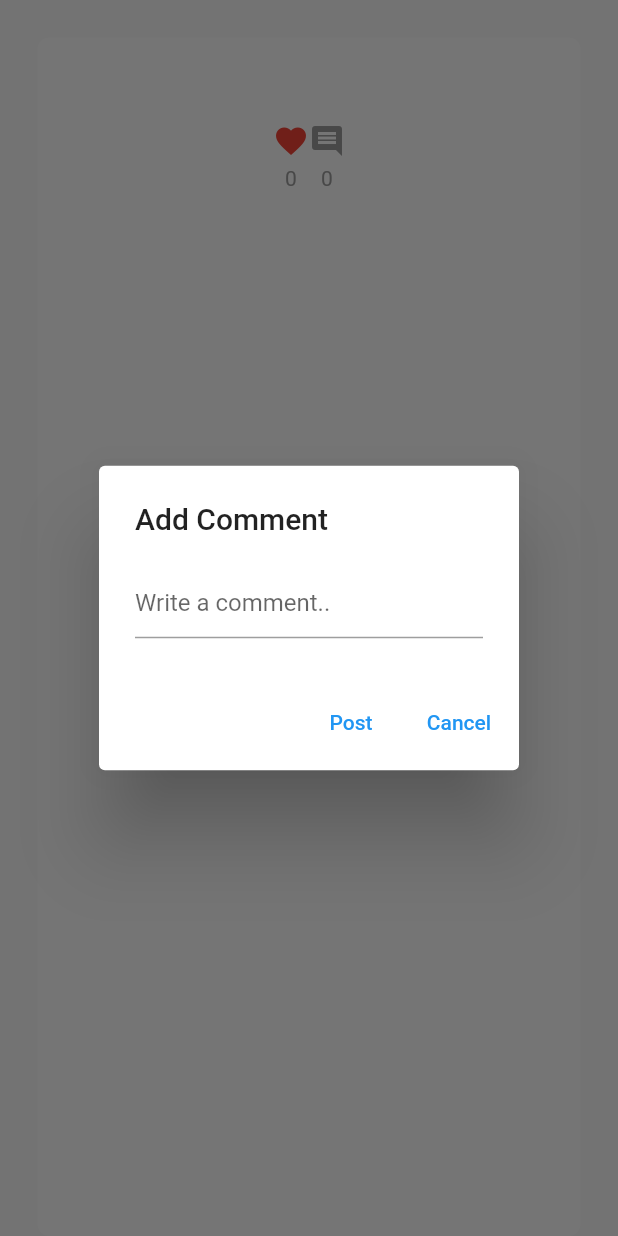
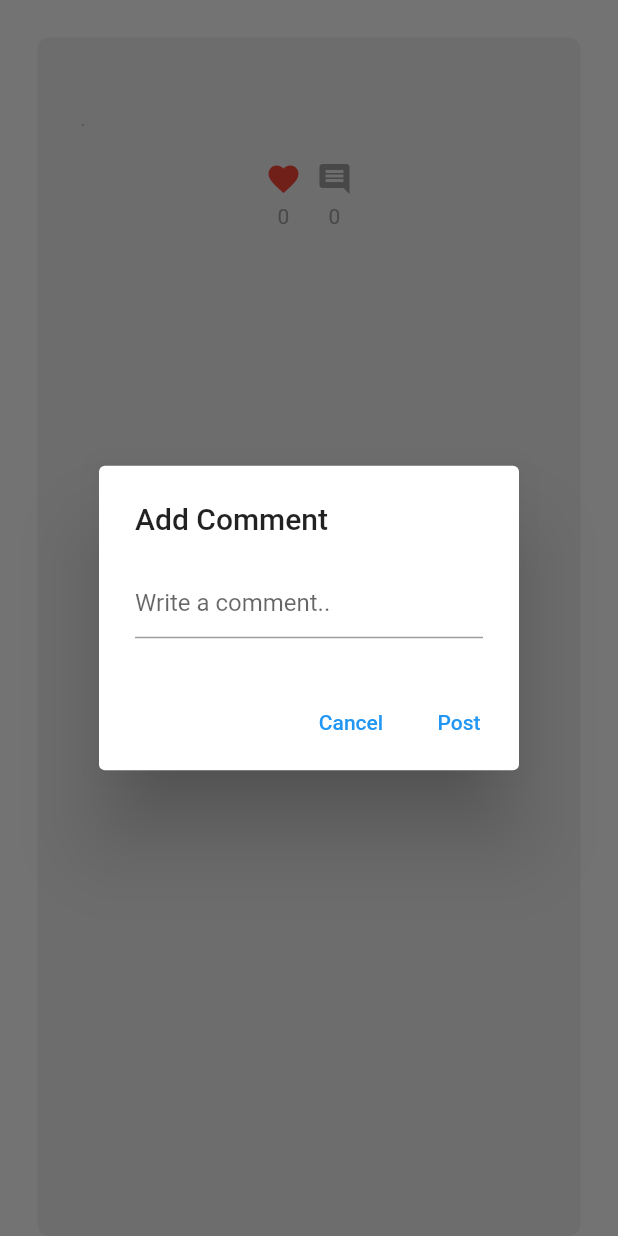
Before and after one commit to NanoCode10/projects_flutter, a Flutter app: the WallPost widget shown alone on an empty page, opened directly with empty values, after a tap on the "favorite outline" icon, after a tap on the "comment" icon, on a phone screen of 412 x 824 dp. Run offline on Flutter 3.47's test engine with Material 2 defaults, Android fonts, the phone set to English and light mode, and no system bars; our stand-ins replace cloud_firestore, firebase_auth, firebase_core; accounts and stored records are empty.

Commit message:
commit 120623

```diff
--- a/nanoapp_the_wall/lib/components/wall_post.dart
+++ b/nanoapp_the_wall/lib/components/wall_post.dart
@@ -1,18 +1,22 @@
 import 'package:cloud_firestore/cloud_firestore.dart';
 import 'package:firebase_auth/firebase_auth.dart';
 import 'package:flutter/material.dart';
+import 'package:nanoapp_the_wall/components/comment.dart';
 import 'package:nanoapp_the_wall/components/comment_button.dart';
 import 'package:nanoapp_the_wall/components/like_button.dart';
+import 'package:nanoapp_the_wall/helper/helper_methods.dart';
 
 class WallPost extends StatefulWidget {
   final String message;
   final String user;
+  final String time;
   final String postId;
   final List<String> likes;
   const WallPost({
     super.key,
     required this.message,
     required this.user,
+    required this.time,
     required this.postId,
     required this.likes,
   });
@@ -83,16 +87,30 @@ class _WallPostState extends State<WallPost> {
           decoration: InputDecoration(hintText: "Write a comment.."),
         ),
         actions: [
+          //cancel button
+          TextButton(
+            onPressed: () {
+              //pop box
+              Navigator.pop(context);
+
+              //clear controller
+              _commentTextController.clear();
+            },
+            child: Text("Cancel"),
+          ),
           //post button
           TextButton(
-            onPressed: () => addComennet(_commentTextController.text),
+            onPressed: () {
+              //add comment
+              addComennet(_commentTextController.text);
+
+              //pop box
+              Navigator.pop(context);
+
+              //clear controller
+              _commentTextController.clear();
+            },
             child: Text("Post"),
-          ),
-
-          //cancel button
-          TextButton(
-            onPressed: () => Navigator.pop(context),
-            child: Text("Cancel"),
           ),
         ],
       ),
@@ -103,7 +121,7 @@ class _WallPostState extends State<WallPost> {
   Widget build(BuildContext context) {
     return Container(
       decoration: BoxDecoration(
-        color: Colors.white,
+        color: Colors.grey[200],
         borderRadius: BorderRadius.circular(8),
       ),
       margin: const EdgeInsets.only(top: 25, left: 25, right: 25),
@@ -111,20 +129,36 @@ class _WallPostState extends State<WallPost> {
       child: Column(
         crossAxisAlignment: CrossAxisAlignment.start,
         children: [
-          const SizedBox(width: 20),
-          //messsage and user email
+          //wallpost
           Column(
             crossAxisAlignment: CrossAxisAlignment.start,
             children: [
-              Text(
-                widget.user,
-                style: TextStyle(color: Colors.grey[500]),
+              //message
+              Text(widget.message),
+
+              const SizedBox(height: 5),
+
+              // user
+              Row(
+                children: [
+                  Text(
+                    widget.user,
+                    style: TextStyle(color: Colors.grey[400]),
+                  ),
+                  Text(
+                    " . ",
+                    style: TextStyle(color: Colors.grey[400]),
+                  ),
+                  Text(
+                    widget.time,
+                    style: TextStyle(color: Colors.grey[400]),
+                  ),
+                ],
               ),
-              Text(widget.message),
             ],
           ),
 
-          const SizedBox(width: 20),
+          const SizedBox(height: 20),
 
           //buttons
           Row(
@@ -147,20 +181,60 @@ class _WallPostState extends State<WallPost> {
                 ],
               ),
 
-              //CoMMENT
+              const SizedBox(width: 10),
+
+              //COMMENT
               Column(
                 children: [
                   //comment button
                   CommentButton(onTap: showCommentDialog),
+
                   const SizedBox(height: 5),
-                  //like count
+
+                  //comment count
                   Text(
-                    widget.likes.length.toString(),
+                    '0',
                     style: const TextStyle(color: Colors.grey),
                   ),
                 ],
               ),
             ],
+          ),
+
+          const SizedBox(height: 20),
+
+          //comments under the post
+          StreamBuilder<QuerySnapshot>(
+            stream: FirebaseFirestore.instance
+                .collection("User Posts")
+                .doc(widget.postId)
+                .collection("comments")
+                .orderBy("CommentTime", descending: true)
+                .snapshots(),
+            builder: (context, snapshot) {
+              //show loading circle if no data yet
+              if (!snapshot.hasData) {
+                return const Center(
+                  child: CircularProgressIndicator(),
+                );
+              }
+
+              return ListView(
+                shrinkWrap: true, //for nested lists
+                physics: const NeverScrollableScrollPhysics(),
+                children: snapshot.data!.docs.map((doc) {
+                  //get the comment
+                  final commetData = doc.data() as Map<String, dynamic>;
+
+                  //retun the comment
+                  return Comment(
+                    text: commetData["CommentText"],
+                    user: commetData["CommentedBy"],
+                    time: formatDate(commetData["CommentTime"]),
+                  );
+                }).toList(),
+              );
+            },
           )
         ],
       ),
--- a/nanoapp_the_wall/lib/pages/home_page.dart
+++ b/nanoapp_the_wall/lib/pages/home_page.dart
@@ -4,6 +4,7 @@ import 'package:flutter/material.dart';
 import 'package:nanoapp_the_wall/components/drawer.dart';
 import 'package:nanoapp_the_wall/components/text_field.dart';
 import 'package:nanoapp_the_wall/components/wall_post.dart';
+import 'package:nanoapp_the_wall/helper/helper_methods.dart';
 
 import 'profile_page.dart';
 
@@ -95,6 +96,7 @@ class _HomePageState extends State<HomePage> {
                           user: post['UserEmail'],
                           postId: post.id,
                           likes: List<String>.from(post['Likes'] ?? []),
+                          time: formatDate(post['TimeStamp']),
                         );
                       },
                     );
```
Also changed, not shown: nanoapp_the_wall/lib/components/comment.dart (+20 -6 lines), nanoapp_the_wall/lib/helper/helper_methods.dart (added, +23 -0 lines).
